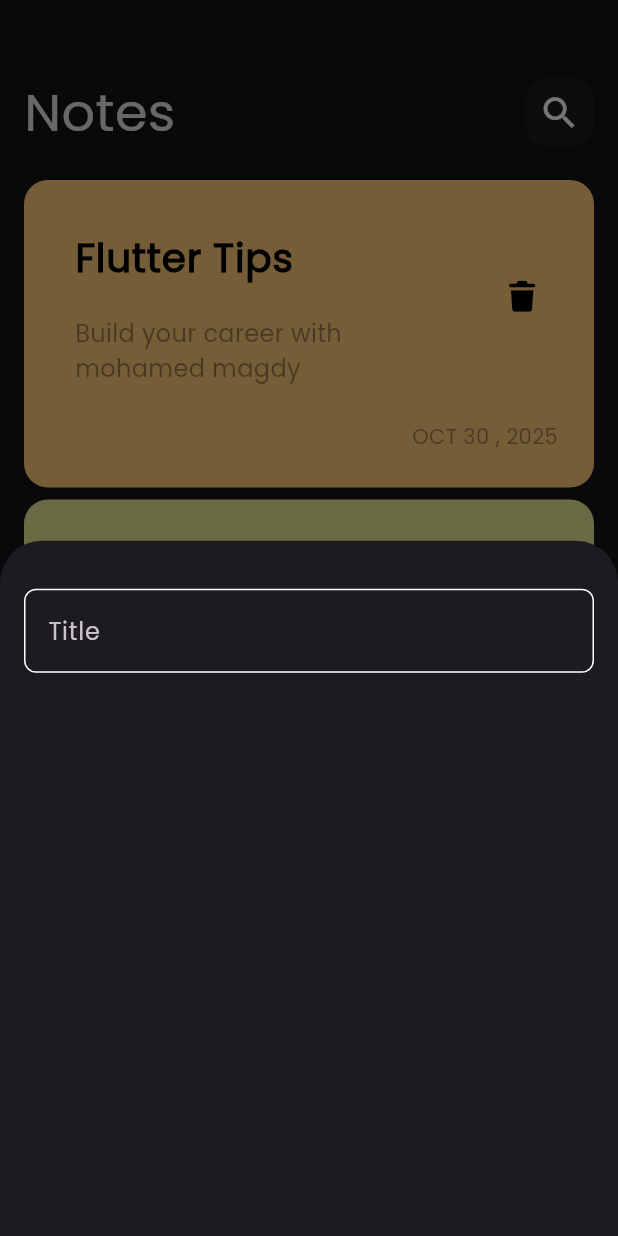
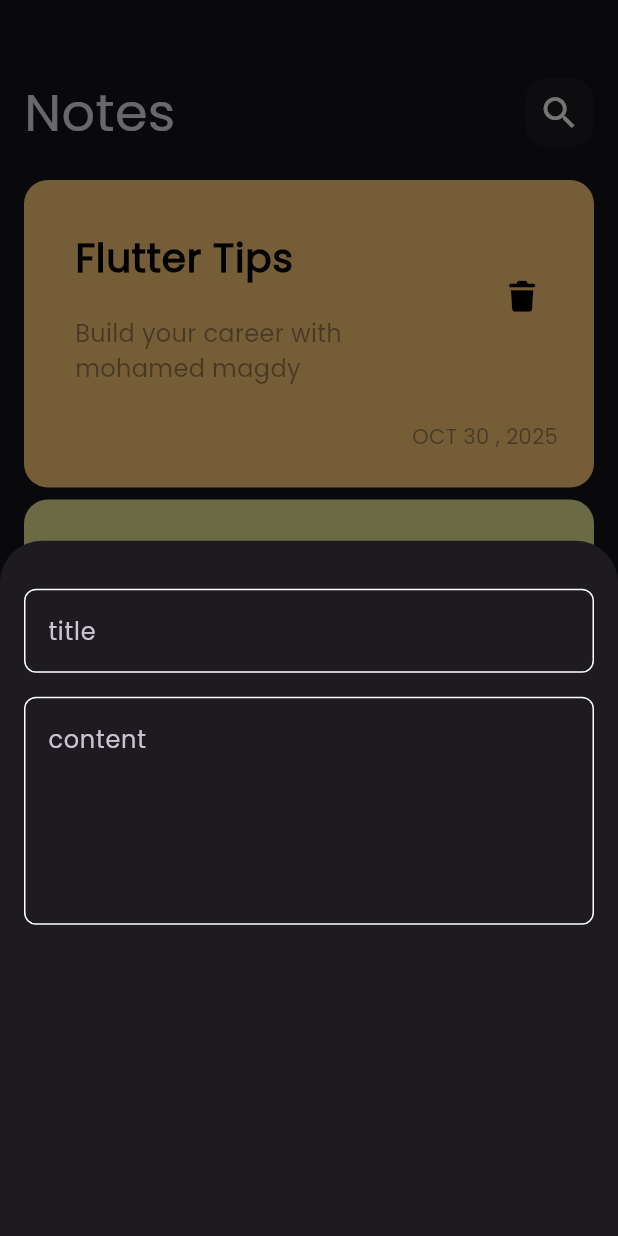
Before and after one commit to mohamed131999/notes_app, a Flutter app: the screen it shows after launch, after a tap on the "add" icon, on a phone screen of 412 x 824 dp. Run offline on Flutter 3.47's test engine with Material 3 defaults, Android fonts, the phone set to English and light mode, and no system bars; our stand-ins replace font_awesome_flutter.

Commit message:
Add Fields To Notes Bottom Sheet

```diff
--- a/lib/widgets/CustomTextField.dart
+++ b/lib/widgets/CustomTextField.dart
@@ -2,14 +2,16 @@ import 'package:flutter/material.dart';
 import 'package:notesapp/widgets/constants.dart';
 
 class Customtextfield extends StatelessWidget {
-  const Customtextfield({super.key});
-
+  const Customtextfield({super.key, required this.hint, this.maxlines = 1});
+  final String hint;
+  final int maxlines;
   @override
   Widget build(BuildContext context) {
     return TextField(
+      maxLines: maxlines,
       cursorColor: kprimarycolor,
       decoration: InputDecoration(
-        hintText: 'Title',
+        hintText: hint,
         border: BuildBorder(),
         enabledBorder: BuildBorder(),
         focusedBorder: BuildBorder(kprimarycolor),
--- a/lib/widgets/Show_modal_bottom_sheet.dart
+++ b/lib/widgets/Show_modal_bottom_sheet.dart
@@ -9,7 +9,14 @@ class AddNoteBottomSheet extends StatelessWidget {
     return Container(
       child: Padding(
         padding: const EdgeInsets.symmetric(horizontal: 16.0),
-        child: Column(children: [SizedBox(height: 32), Customtextfield()]),
+        child: Column(
+          children: [
+            SizedBox(height: 32),
+            Customtextfield(hint: 'title'),
+            SizedBox(height: 16),
+            Customtextfield(hint: 'content', maxlines: 5),
+          ],
+        ),
       ),
     );
   }
```
